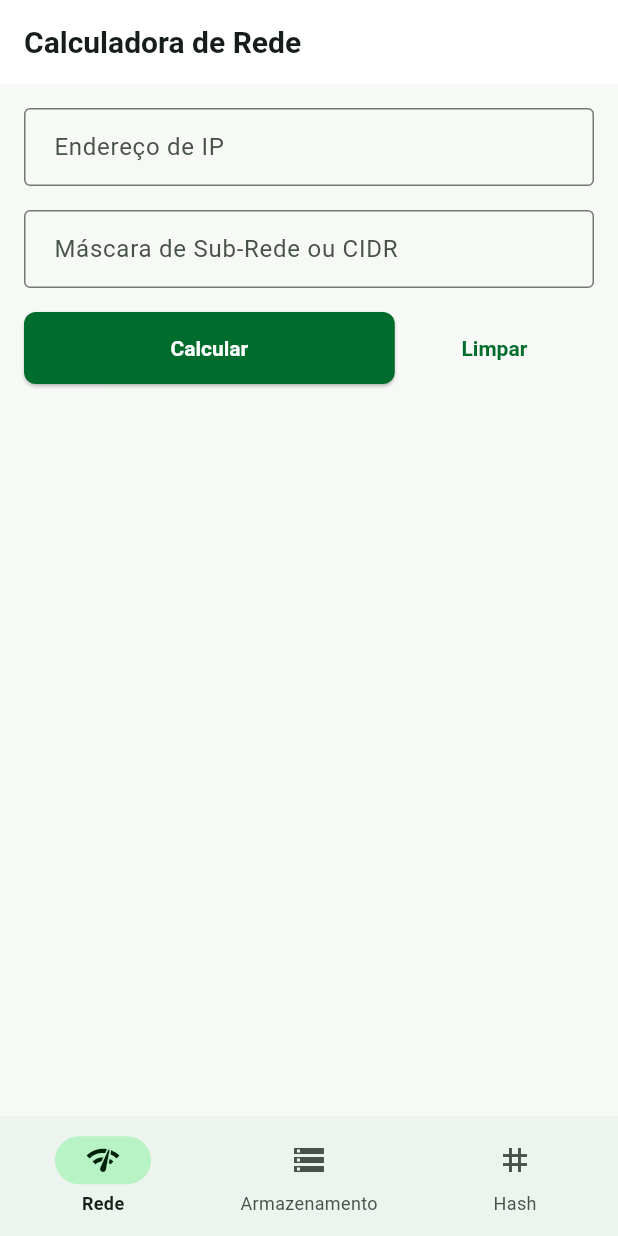
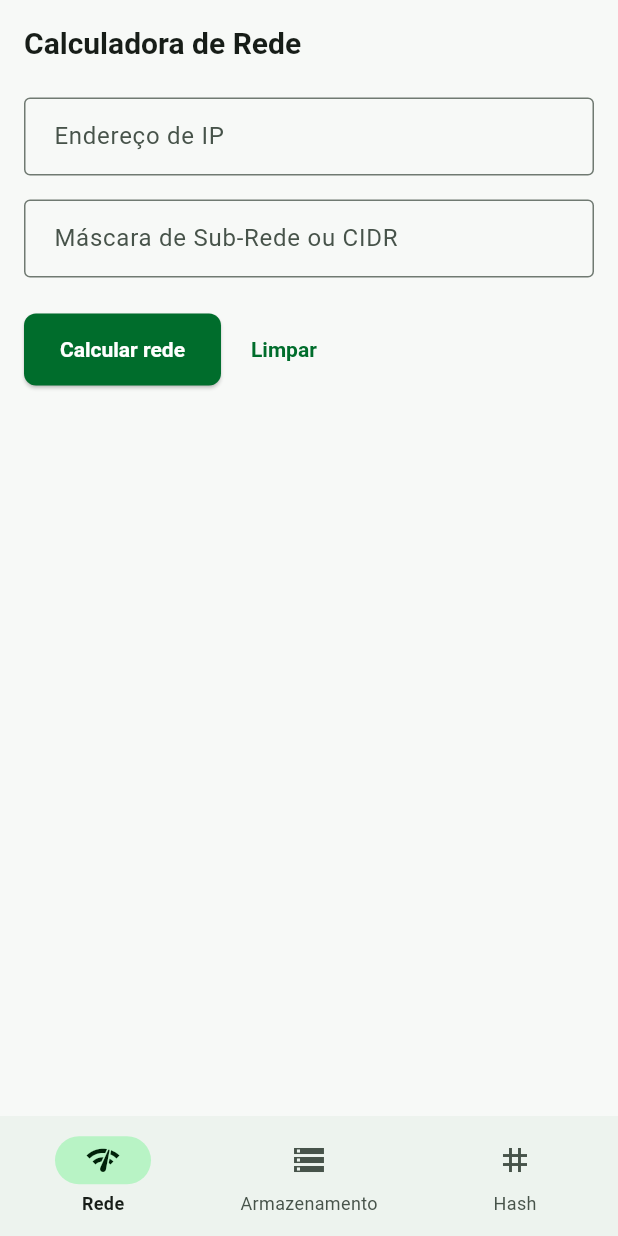
Before and after one commit to rpsouza441/tools_app, a Flutter app: the screen it shows after launch, on a phone screen of 412 x 824 dp. Run offline on Flutter 3.47's test engine with Material 3 defaults, Android fonts, the phone set to English and light mode, and no system bars.

Commit message:
feat(02-02): wrap NetworkCalculatorScreen in ToolScaffold
- Replace inner Scaffold/AppBar with ToolScaffold and Calcular rede
- Split IPv4 results into TechnicalValueRow plus FakeCopyWriter injection
- Align AppShell happy path and PRES-04 Rede smoke with the new chrome

Co-authored-by: Cursor <cursoragent@cursor.com>

```diff
--- a/lib/screen/network_calculator_screen.dart
+++ b/lib/screen/network_calculator_screen.dart
@@ -1,9 +1,14 @@
 import 'package:flutter/material.dart';
+import 'package:tools_app/design_system/copy_value_action.dart';
+import 'package:tools_app/design_system/tool_scaffold.dart';
+import 'package:tools_app/design_system/tool_sections.dart';
 import 'package:tools_app/service/network_calculator.dart';
 import 'package:tools_app/utils/network_utils.dart';
 
 class NetworkCalculatorScreen extends StatefulWidget {
-  const NetworkCalculatorScreen({super.key});
+  const NetworkCalculatorScreen({super.key, this.copyWriter});
+
+  final CopyValueWriter? copyWriter;
 
   @override
   State<NetworkCalculatorScreen> createState() =>
@@ -14,9 +19,28 @@ class _NetworkCalculatorScreenState extends State<NetworkCalculatorScreen> {
   final TextEditingController _ipController = TextEditingController();
   final TextEditingController _maskOrCidrController = TextEditingController();
 
-  String _result = '';
   String? _ipError;
   String? _maskOrCidrError;
+  String? _errorMessage;
+  String? _networkAddress;
+  String? _ipRange;
+  String? _broadcastAddress;
+  String? _subnetMask;
+  String? _cidrLabel;
+  String? _usableHosts;
+
+  CopyValueWriter get _copyWriter =>
+      widget.copyWriter ?? const ClipboardCopyWriter();
+
+  void _clearComputedResults() {
+    _networkAddress = null;
+    _ipRange = null;
+    _broadcastAddress = null;
+    _subnetMask = null;
+    _cidrLabel = null;
+    _usableHosts = null;
+    _errorMessage = null;
+  }
 
   void _calculate() {
     String ip = _ipController.text.trim();
@@ -28,13 +52,13 @@ class _NetworkCalculatorScreenState extends State<NetworkCalculatorScreen> {
 
       if (!isValidIp(ip)) {
         _ipError = 'Formato de IP inválido (ex: 192.168.1.1).';
-        _result = ''; // Limpa o resultado em caso de erro
+        _clearComputedResults(); // Limpa o resultado em caso de erro
         return;
       }
 
       if (maskOrCidr.isEmpty) {
         _maskOrCidrError = 'Insira uma máscara de sub-rede ou um CIDR.';
-        _result = ''; // Limpa o resultado em caso de erro
+        _clearComputedResults(); // Limpa o resultado em caso de erro
         return;
       }
 
@@ -43,14 +67,14 @@ class _NetworkCalculatorScreenState extends State<NetworkCalculatorScreen> {
         if (maskOrCidr.contains('.')) {
           if (!isValidIp(maskOrCidr) || !isValidSubnetMask(maskOrCidr)) {
             _maskOrCidrError = 'Máscara de sub-rede inválida.';
-            _result = ''; // Limpa o resultado em caso de erro
+            _clearComputedResults(); // Limpa o resultado em caso de erro
             return;
           }
           calculator = NetworkCalculator(ipAddress: ip, subnetMask: maskOrCidr);
         } else {
           if (!isValidCidr(maskOrCidr)) {
             _maskOrCidrError = 'Valor de CIDR inválido (0-32).';
-            _result = ''; // Limpa o resultado em caso de erro
+            _clearComputedResults(); // Limpa o resultado em caso de erro
             return;
           }
           int cidr = int.parse(maskOrCidr);
@@ -65,18 +89,20 @@ class _NetworkCalculatorScreenState extends State<NetworkCalculatorScreen> {
         );
         int usableHosts = calculator.calculateUsableHostCount();
 
-        _result =
-            'Endereço de Rede: $networkAddress\n'
-            'Faixa de IPs: $ipRange\n'
-            'Endereço de Broadcast: $broadcastAddress\n'
-            'Máscara de Sub-rede: ${calculator.subnetMask}\n'
-            'CIDR: /${calculator.cidr}\n'
-            'Hosts utilizáveis: $usableHosts';
+        _errorMessage = null;
+        _networkAddress = networkAddress;
+        _ipRange = ipRange;
+        _broadcastAddress = broadcastAddress;
+        _subnetMask = calculator.subnetMask;
+        _cidrLabel = '/${calculator.cidr}';
+        _usableHosts = '$usableHosts';
       } on FormatException {
-        _result =
+        _clearComputedResults();
+        _errorMessage =
             'Erro: Formato de entrada inválido. Verifique os valores inseridos.';
       } catch (e) {
-        _result = 'Erro inesperado: ${e.toString()}';
+        _clearComputedResults();
+        _errorMessage = 'Erro inesperado: ${e.toString()}';
       }
     });
   }
@@ -85,7 +111,7 @@ class _NetworkCalculatorScreenState extends State<NetworkCalculatorScreen> {
     setState(() {
       _ipController.clear();
       _maskOrCidrController.clear();
-      _result = '';
+      _clearComputedResults();
       _ipError = null;
       _maskOrCidrError = null;
     });
@@ -100,24 +126,10 @@ class _NetworkCalculatorScreenState extends State<NetworkCalculatorScreen> {
 
   @override
   Widget build(BuildContext context) {
-    return Scaffold(
-      appBar: AppBar(title: const Text('Calculadora de Rede')),
-      body: LayoutBuilder(
-        builder: (context, constraints) {
-          bool isWideScreen = constraints.maxWidth > 600;
-          return SingleChildScrollView(
-            child: Padding(
-              padding: const EdgeInsets.all(16.0),
-              child: Column(
+    return ToolScaffold(
+      title: 'Calculadora de Rede',
       children: [
-                  if (isWideScreen)
-                    Row(
-                      crossAxisAlignment: CrossAxisAlignment.start,
-                      children: [
-                        // Inputs ocupando 70% da largura
-                        Expanded(
-                          flex: 7,
-                          child: Column(
+        ToolInputSection(
           children: [
             TextField(
               controller: _ipController,
@@ -128,7 +140,6 @@ class _NetworkCalculatorScreenState extends State<NetworkCalculatorScreen> {
                 errorText: _ipError,
               ),
             ),
-                              const SizedBox(height: 16),
             TextField(
               controller: _maskOrCidrController,
               keyboardType: TextInputType.text,
@@ -140,106 +151,58 @@ class _NetworkCalculatorScreenState extends State<NetworkCalculatorScreen> {
             ),
           ],
         ),
+        const SizedBox(height: 24),
+        ToolActionGroup(
+          primary: ElevatedButton(
+            onPressed: _calculate,
+            child: const Text('Calcular rede'),
           ),
-                        const SizedBox(width: 16),
-                        // Botões ocupando 30% da largura
-                        Expanded(
-                          flex: 3,
-                          child: Column(
-                            children: [
-                              SizedBox(
-                                width: double.infinity,
-                                child: ElevatedButton(
-                                  onPressed: _calculate,
-                                  style: ElevatedButton.styleFrom(
-                                    minimumSize: const Size.fromHeight(48),
-                                  ),
-                                  child: const Text('Calcular'),
-                                ),
-                              ),
-                              const SizedBox(height: 16),
-                              SizedBox(
-                                width: double.infinity,
-                                child: TextButton(
+          secondary: TextButton(
             onPressed: _clearFields,
-                                  style: TextButton.styleFrom(
-                                    minimumSize: const Size.fromHeight(48),
-                                  ),
             child: const Text('Limpar'),
           ),
         ),
+        if (_errorMessage != null) ...[
+          const SizedBox(height: 16),
+          Text(_errorMessage!),
+        ],
+        if (_networkAddress != null) ...[
+          const SizedBox(height: 24),
+          ToolResultCard(
+            child: Column(
+              crossAxisAlignment: CrossAxisAlignment.start,
+              children: [
+                TechnicalValueRow(
+                  label: 'Endereço de Rede',
+                  value: _networkAddress!,
+                  copyWriter: _copyWriter,
+                ),
+                TechnicalValueRow(
+                  label: 'Faixa de IPs',
+                  value: _ipRange!,
+                  copyWriter: _copyWriter,
+                ),
+                TechnicalValueRow(
+                  label: 'Endereço de Broadcast',
+                  value: _broadcastAddress!,
+                  copyWriter: _copyWriter,
+                ),
+                TechnicalValueRow(
+                  label: 'Máscara de Sub-rede',
+                  value: _subnetMask!,
+                  copyWriter: _copyWriter,
+                ),
+                TechnicalValueRow(
+                  label: 'CIDR',
+                  value: _cidrLabel!,
+                  copyWriter: _copyWriter,
+                ),
+                ToolMetric(label: 'Hosts utilizáveis', value: _usableHosts),
               ],
             ),
           ),
         ],
-                    ),
-                  if (!isWideScreen)
-                    Column(
-                      children: [
-                        TextField(
-                          controller: _ipController,
-                          keyboardType: TextInputType.text,
-                          decoration: InputDecoration(
-                            labelText: 'Endereço de IP',
-                            border: const OutlineInputBorder(),
-                            errorText: _ipError,
-                          ),
-                        ),
-                        const SizedBox(height: 16),
-                        TextField(
-                          controller: _maskOrCidrController,
-                          keyboardType: TextInputType.text,
-                          decoration: InputDecoration(
-                            labelText: 'Máscara de Sub-Rede ou CIDR',
-                            border: const OutlineInputBorder(),
-                            errorText: _maskOrCidrError,
-                          ),
-                        ),
-                        const SizedBox(height: 16),
-                        Row(
-                          mainAxisAlignment: MainAxisAlignment.spaceBetween,
-                          children: [
-                            SizedBox(
-                              width: constraints.maxWidth * 0.6,
-                              child: ElevatedButton(
-                                onPressed: _calculate,
-                                child: const Text('Calcular'),
-                              ),
-                            ),
-                            Expanded(
-                              child: TextButton(
-                                onPressed: _clearFields,
-                                child: const Text('Limpar'),
-                              ),
-                            ),
       ],
-                        ),
-                      ],
-                    ),
-                  const SizedBox(height: 16),
-                  if (_result.isNotEmpty)
-                    Container(
-                      width: double.infinity,
-                      padding: const EdgeInsets.all(16),
-                      decoration: BoxDecoration(
-                        color: Theme.of(context).colorScheme.surface,
-                        borderRadius: BorderRadius.circular(8),
-                      ),
-                      child: Text(
-                        _result,
-                        style: Theme.of(context).textTheme.bodyLarge?.copyWith(
-                          color: Theme.of(context).colorScheme.onSurface,
-                          fontWeight: FontWeight.w500,
-                        ),
-                        textAlign: TextAlign.start,
-                      ),
-                    ),
-                ],
-              ),
-            ),
-          );
-        },
-      ),
     );
   }
 }
```
Also changed, not shown: 2 other files. Lines whose indentation alone changed are shown as unchanged.
